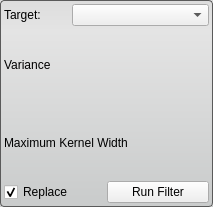
The window that Interface/ToolInterface/DiscreteGaussianFilterInterface.ui (jessdtate/Seg3D) describes before a commit, drawn with Qt 5.
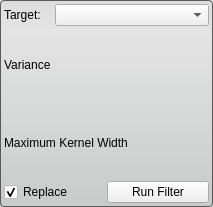
The same window after the commit.

```diff
--- a/Interface/ToolInterface/DiscreteGaussianFilterInterface.ui
+++ b/Interface/ToolInterface/DiscreteGaussianFilterInterface.ui
@@ -52,7 +52,7 @@
     <number>4</number>
    </property>
    <item>
-    <layout class="QHBoxLayout" name="activeHLayout" stretch="1,2">
+    <layout class="QHBoxLayout" name="activeHLayout" stretch="1,3">
      <property name="spacing">
       <number>0</number>
      </property>
@@ -64,7 +64,14 @@
       </widget>
      </item>
      <item>
-      <widget class="QComboBox" name="targetComboBox"/>
+      <widget class="QComboBox" name="targetComboBox">
+       <property name="sizeAdjustPolicy">
+        <enum>QComboBox::AdjustToMinimumContentsLength</enum>
+       </property>
+       <property name="minimumContentsLength">
+        <number>12</number>
+       </property>
+      </widget>
      </item>
     </layout>
    </item>
```
